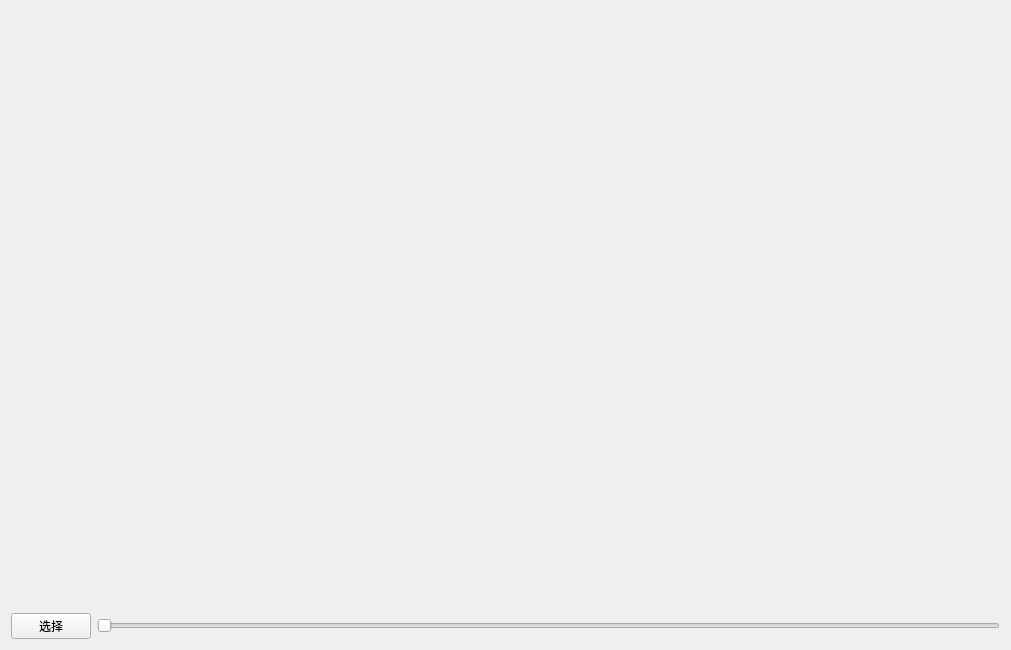
The window that ui/vedioplayer.ui (NonNonBiyori/QT) describes before a commit, drawn with Qt 5.
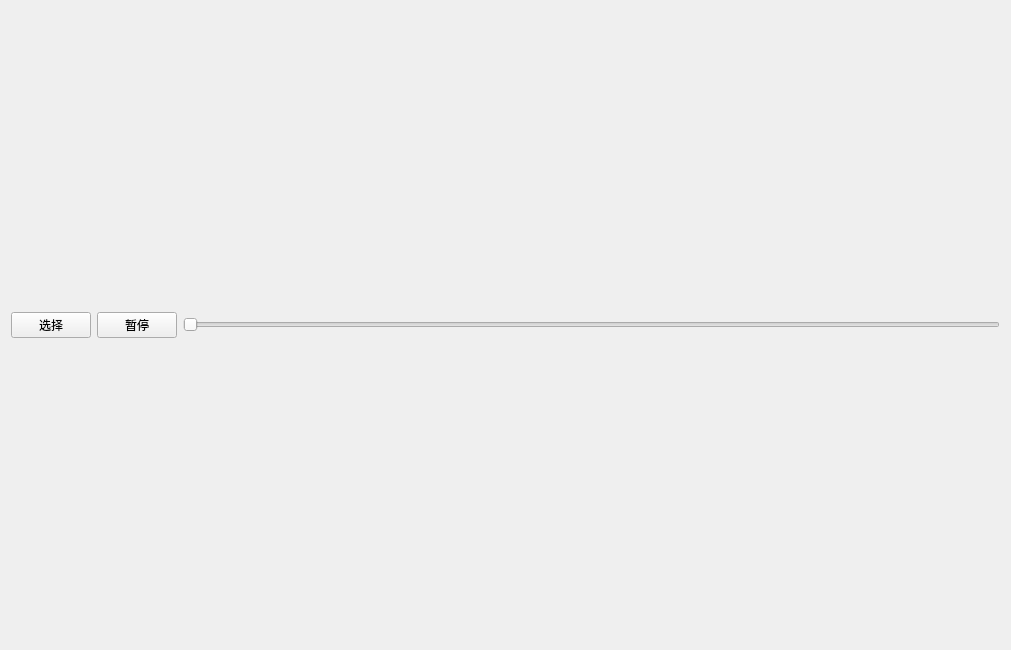
The same window after the commit.

Commit message: get duration time

Diff of the .ui file:
```diff
--- a/ui/vedioplayer.ui
+++ b/ui/vedioplayer.ui
@@ -15,21 +15,6 @@
   </property>
   <layout class="QGridLayout" name="gridLayout">
    <item row="0" column="0">
-    <layout class="QVBoxLayout" name="verticalLayout">
-     <item>
-      <spacer name="verticalSpacer">
-       <property name="orientation">
-        <enum>Qt::Vertical</enum>
-       </property>
-       <property name="sizeHint" stdset="0">
-        <size>
-         <width>20</width>
-         <height>17</height>
-        </size>
-       </property>
-      </spacer>
-     </item>
-     <item>
       <layout class="QHBoxLayout" name="horizontalLayout">
        <item>
         <widget class="QPushButton" name="pb_vedio_choose">
@@ -38,6 +23,13 @@
          </property>
         </widget>
        </item>
+     <item>
+      <widget class="QPushButton" name="pb_vedio_control">
+       <property name="text">
+        <string>暂停</string>
+       </property>
+      </widget>
+     </item>
        <item>
         <widget class="QSlider" name="horizontalSlider_vedio">
          <property name="orientation">
@@ -47,7 +39,8 @@
        </item>
       </layout>
      </item>
-    </layout>
+   <item row="1" column="0">
+    <layout class="QVBoxLayout" name="verticalLayout"/>
    </item>
   </layout>
  </widget>
```
Lines whose indentation alone changed are shown as unchanged. The commit also changes 2 other files.
